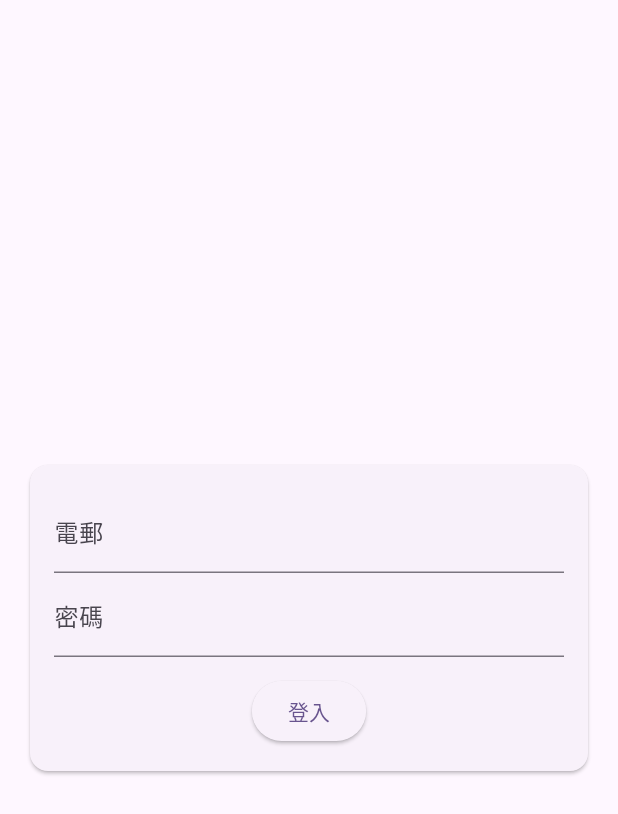
After one commit to lemontree-tech/car-dealers-book-2024, a Flutter app: the screen it shows after launch, after a tap on "登入", on a phone screen of 412 x 824 dp. The commit adds this screen. Shown: the top 814 px of the screen. Run offline on Flutter 3.47's test engine with Material 3 defaults, Android fonts, the light colour scheme and no system bars; our stand-ins replace cached_network_image, cloud_firestore, firebase_auth, firebase_core, get_it; accounts and stored records are empty; network calls fail.

Commit message:
finished auth screena and list screen

```diff
--- /dev/null
+++ b/lib/core/services/auth_service.dart
@@ -0,0 +1,28 @@
+
+import 'package:firebase_auth/firebase_auth.dart';
+// import 'package:flutter/material.dart';
+
+class AuthService {
+  final FirebaseAuth _auth = FirebaseAuth.instance;
+  // Updated to use authStateChanges()
+  final Stream<User?> stream = FirebaseAuth.instance.authStateChanges();
+
+  Future<void> login({required String email, required String password}) async {
+    final result = await _auth.signInWithEmailAndPassword(email: email, password: password);
+    print(result);
+  }
+
+  Future<void> logout() async {
+    await _auth.signOut();
+  }
+
+  Future<String?> getToken() async {
+// Updated to directly access currentUser, which is now a property
+    User? user = _auth.currentUser;
+    if (user != null) {
+// Since getIdToken() returns a TokenResult, which directly contains the token as a string
+      return await user.getIdToken();
+    }
+    return null; // Return null if there is no current user
+  }
+}
--- a/lib/locator.dart
+++ b/lib/locator.dart
@@ -3,14 +3,14 @@ library _;
 import 'package:get_it/get_it.dart';
 
 // ********* Services *******************
-// import 'core/services/auth_service.dart';
+import 'core/services/auth_service.dart';
 import 'core/services/database_service.dart';
 // import 'core/services/cloud_storage_service.dart';
 // import 'core/services/local_storage_service.dart';
 // import 'core/services/global_service.dart';
 
 // ********* Models *********************
-// import 'core/viewmodels/setting_view_model.dart';
+import 'core/viewmodels/setting_view_model.dart';
 import 'core/viewmodels/recent_view_model.dart';
 // import 'core/viewmodels/by_date_view_model.dart';
 // import 'core/viewmodels/add_images_view_model.dart';
@@ -20,14 +20,14 @@ import 'core/viewmodels/recent_view_model.dart';
 // import 'core/viewmodels/list_all_zips_view_model.dart';
 
 // ********** Export Services ************
-// export 'core/services/auth_service.dart';
+export 'core/services/auth_service.dart';
 // export 'core/services/cloud_storage_service.dart';
 export 'core/services/database_service.dart';
 // export 'core/services/local_storage_service.dart';
 // export 'core/services/global_service.dart';
 
 // ********** Export Models ************
-// export 'core/viewmodels/setting_view_model.dart';
+export 'core/viewmodels/setting_view_model.dart';
 export 'core/viewmodels/recent_view_model.dart';
 // export 'core/viewmodels/by_date_view_model.dart';
 // export 'core/viewmodels/add_images_view_model.dart';
@@ -40,7 +40,7 @@ GetIt locator = GetIt.instance;
 
 void setupLocator() {
   // services
-  // locator.registerLazySingleton<AuthService>(() => AuthService());
+  locator.registerLazySingleton<AuthService>(() => AuthService());
   // locator
   //     .registerLazySingleton<CloudStorageService>(() => CloudStorageService());
   locator.registerLazySingleton<DataBaseService>(() => DataBaseService());
@@ -49,7 +49,7 @@ void setupLocator() {
   // locator.registerLazySingleton<GlobalService>(() => GlobalService());
 
   // models
-  // locator.registerLazySingleton<SettingViewModel>(() => SettingViewModel());
+  locator.registerLazySingleton<SettingViewModel>(() => SettingViewModel());
   locator.registerLazySingleton<RecentViewModel>(() => RecentViewModel());
   // locator.registerLazySingleton<ByDateViewModel>(() => ByDateViewModel());
   // locator.registerLazySingleton<AddImagesViewModel>(() => AddImagesViewModel());
--- a/lib/main.dart
+++ b/lib/main.dart
@@ -3,10 +3,11 @@ import 'package:flutter/material.dart';
 import 'ui/views/tabs_screen.dart';
 import './firebase_options.dart';
 import 'locator.dart';
-
+import 'ui/views/splash_screen.dart';
+import 'ui/views/auth_screen.dart';
 
 Future<void> main() async {
-WidgetsFlutterBinding.ensureInitialized();
+  WidgetsFlutterBinding.ensureInitialized();
   await Firebase.initializeApp(
     options: DefaultFirebaseOptions.currentPlatform,
   );
@@ -22,13 +23,26 @@ class MyApp extends StatelessWidget {
   @override
   Widget build(BuildContext context) {
     return MaterialApp(
+
       debugShowCheckedModeBanner: false,
       title: "Car Gallery",
       theme: ThemeData(
+
         colorScheme: ColorScheme.fromSeed(seedColor: Colors.deepPurple),
-        useMaterial3: true,
+        // useMaterial3: false,
       ),
-      home: const TabsSreen(),
+      home: StreamBuilder(
+          stream: locator<AuthService>().stream,
+          builder: (ctx, snapShot) {
+            if (snapShot.connectionState == ConnectionState.waiting) {
+              return const SplashScreen();
+            }
+            if (snapShot.hasData) {
+              return const TabsSreen();
+            }
+            return const AuthScreen();
+            // return const Text("auth page");
+          }),
     );
   }
 }
--- /dev/null
+++ b/lib/ui/views/auth_screen.dart
@@ -0,0 +1,67 @@
+import 'dart:developer';
+
+import 'package:flutter/foundation.dart';
+import 'package:flutter/material.dart';
+// import 'package:firebase_auth/firebase_auth.dart';
+import 'package:flutter/services.dart';
+import '../../locator.dart';
+// import 'package:cloud_firestore/cloud_firestore.dart';
+
+import '../widgets/auth_form.dart';
+
+class AuthScreen extends StatefulWidget {
+  const AuthScreen({super.key});
+
+  @override
+  State<AuthScreen> createState() => _AuthScreenState();
+}
+
+class _AuthScreenState extends State<AuthScreen> {
+  final _authService = locator<AuthService>();
+  var _isLoading = false;
+
+  void _login(String email, String password, BuildContext ctx) async {
+    try {
+      setState(() {
+        _isLoading = true;
+      });
+
+      await _authService.login(email: email, password: password);
+    } on PlatformException catch (error) {
+      var msg = "Login Failed.";
+      inspect(error);
+      if (error.message != null) {
+        msg = error.message!;
+
+        // ignore: use_build_context_synchronously
+        (ScaffoldMessenger.of(ctx)..hideCurrentSnackBar()).showSnackBar(
+          SnackBar(
+            content: Text(msg),
+            backgroundColor: Colors.red,
+          ),
+        );
+      }
+    } catch (err) {
+      if (kDebugMode) {
+        print(err);
+      }
+    } finally {
+      if (mounted) {
+        setState(() {
+          _isLoading = false;
+        });
+      }
+    }
+  }
+
+  @override
+  Widget build(BuildContext context) {
+    return Scaffold(
+      // backgroundColor: Theme.of(context).accentColor,
+      body: AuthForm(
+        _login,
+        _isLoading,
+      ),
+    );
+  }
+}
--- /dev/null
+++ b/lib/ui/widgets/auth_form.dart
@@ -0,0 +1,74 @@
+import 'package:flutter/material.dart';
+
+class AuthForm extends StatefulWidget {
+  final void Function(
+    String email,
+    String password,
+    BuildContext ctx,
+  ) _loginFuntion;
+
+  final bool _isLoading;
+
+  const AuthForm(this._loginFuntion, this._isLoading, {super.key});
+
+  @override
+  State<AuthForm> createState() => _AuthFormState();
+}
+
+class _AuthFormState extends State<AuthForm> {
+  final _formKey = GlobalKey<FormState>();
+  @override
+  Widget build(BuildContext context) {
+    String email = "";
+    String password = "";
+
+    void tryLogin() {
+      _formKey.currentState?.save();
+      widget._loginFuntion(
+        email.trim(),
+        password.trim(),
+        context,
+      );
+    }
+
+    return Center(
+      child: Card(
+        margin: const EdgeInsets.all(20),
+        child: Padding(
+          padding: const EdgeInsets.all(16),
+          child: Form(
+            key: _formKey,
+            child: Column(
+              mainAxisSize: MainAxisSize.min,
+              children: [
+                TextFormField(
+                  keyboardType: TextInputType.emailAddress,
+                  decoration: const InputDecoration(labelText: "電郵"),
+                  onSaved: (value) {
+                    email = value!;
+                  },
+                ),
+                TextFormField(
+                  obscureText: true,
+                  decoration: const InputDecoration(labelText: "密碼"),
+                  onSaved: (value) {
+                    password = value!;
+                  },
+                ),
+                const SizedBox(height: 12),
+                widget._isLoading
+                    ? const CircularProgressIndicator()
+                    : ElevatedButton(
+                        onPressed: () {
+                          tryLogin();
+                        },
+                        child: const Text("登入"),
+                      )
+              ],
+            ),
+          ),
+        ),
+      ),
+    );
+  }
+}
--- a/pubspec.yaml
+++ b/pubspec.yaml
@@ -40,6 +40,7 @@ dependencies:
   get_it: ^7.6.7
   intl: ^0.19.0
   cached_network_image: ^3.3.1
+  firebase_auth: ^4.17.5
 
 dev_dependencies:
   flutter_test:
```
Also changed, not shown: lib/core/viewmodels/setting_view_model.dart (added, +69 -0 lines), lib/ui/shared/confirm_action_dialog.dart (added, +64 -0 lines), lib/ui/shared/messages/confirm_dialog.dart (added, +37 -0 lines), lib/ui/shared/messages/error_dialog.dart (added, +27 -0 lines), lib/ui/shared/messages/get_new_text_dialog.dart (added, +39 -0 lines), lib/ui/shared/messages/message_dialog.dart (added, +7 -0 lines), lib/ui/views/setting_drawer.dart (+10 -10 lines), pubspec.lock, 3 other files.
